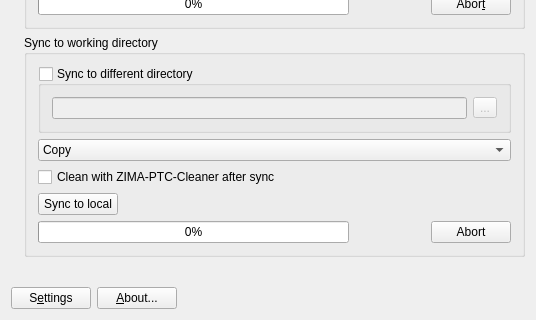
This is src/MainWindow.ui in ZIMA-Engineering/ZIMA-CAD-Sync as Qt 5 draws it before an edit; both pictures show x 0 to 536 and y 438 to 758 of the 536 by 758 pixel window. The edited form follows.
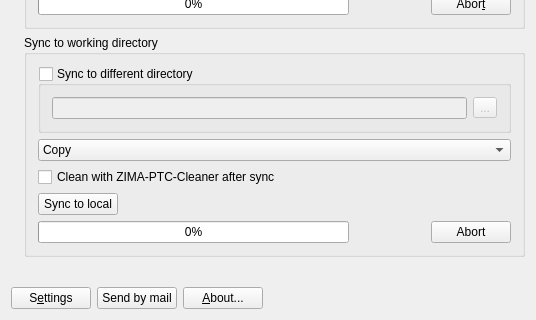
This is the edited form. Icons and pictures are not drawn.

Commit message: Send project by mail

The edit to the form file:
```diff
--- a/src/MainWindow.ui
+++ b/src/MainWindow.ui
@@ -398,6 +398,13 @@
         </property>
        </widget>
       </item>
+      <item>
+       <widget class="QPushButton" name="mailButton">
+        <property name="text">
+         <string>Send by mail</string>
+        </property>
+       </widget>
+      </item>
       <item>
        <widget class="QPushButton" name="aboutButton">
         <property name="text">
```
The commit also changes 8 other files.
